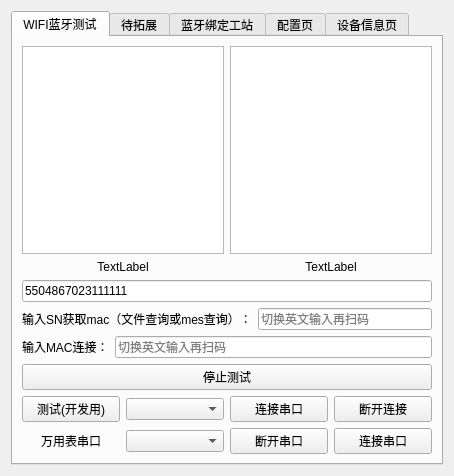
yuhuang163/test, file work_station/freework/qfreework.ui: the form before one commit.
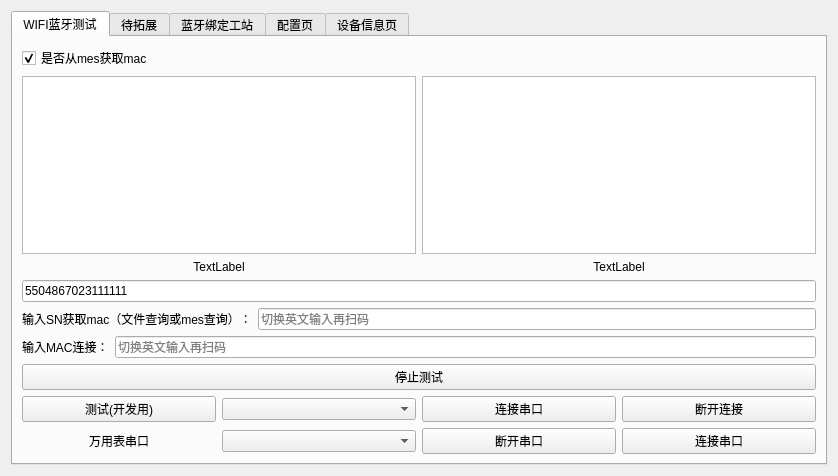
The form after the commit.

Commit message: 开发mes获取mac地址的功能勾选

Diff of the .ui file:
```diff
--- a/work_station/freework/qfreework.ui
+++ b/work_station/freework/qfreework.ui
@@ -6,7 +6,7 @@
    <rect>
     <x>0</x>
     <y>0</y>
-    <width>454</width>
+    <width>838</width>
     <height>476</height>
    </rect>
   </property>
@@ -24,7 +24,7 @@
        <string>WIFI蓝牙测试</string>
       </attribute>
       <layout class="QGridLayout" name="gridLayout_2">
-       <item row="0" column="0">
+       <item row="1" column="0">
         <layout class="QVBoxLayout" name="verticalLayout_5">
          <item>
           <layout class="QHBoxLayout" name="horizontalLayout_12">
@@ -33,6 +33,16 @@
            </property>
           </layout>
          </item>
+         <item>
+          <widget class="QCheckBox" name="isformmes">
+           <property name="text">
+            <string>是否从mes获取mac</string>
+           </property>
+           <property name="checked">
+            <bool>true</bool>
+           </property>
+          </widget>
+         </item>
          <item>
           <layout class="QHBoxLayout" name="horizontalLayout">
            <property name="topMargin">
```
Left out of the diff: 2 changed lines with no effect on the pictures. The commit also changes 14 other files.
